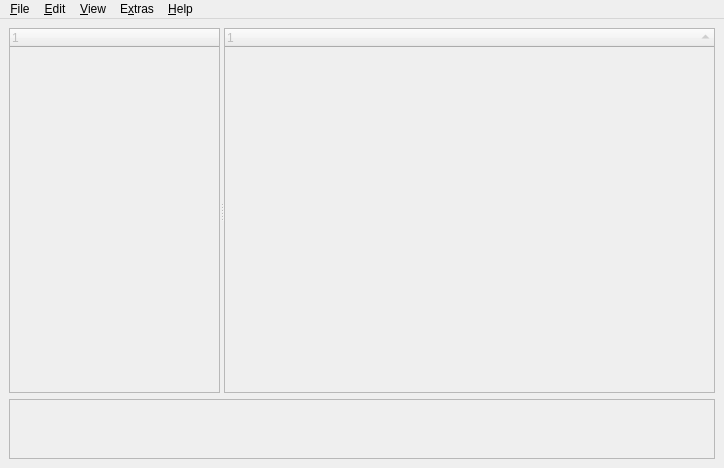
Above: src/forms/MainWindow.ui from iluminat23/keepassxc-debian before the change. Below: the same form after it.
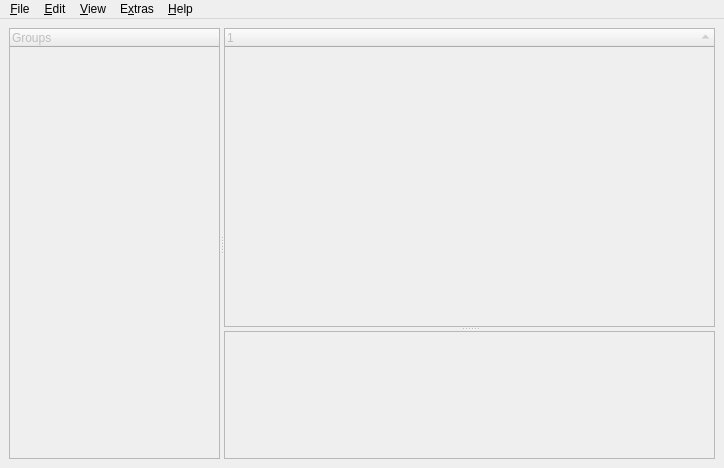
That is the form after the change. Custom widgets are drawn as their Qt base class.

```diff
--- a/src/forms/MainWindow.ui
+++ b/src/forms/MainWindow.ui
@@ -20,22 +20,8 @@
   </property>
   <widget class="QWidget" name="centralWidget" >
    <layout class="QVBoxLayout" >
-    <property name="margin" >
-     <number>9</number>
-    </property>
-    <property name="spacing" >
-     <number>6</number>
-    </property>
     <item>
-     <widget class="QSplitter" name="splitter" >
-      <property name="sizePolicy" >
-       <sizepolicy>
-        <hsizetype>7</hsizetype>
-        <vsizetype>7</vsizetype>
-        <horstretch>0</horstretch>
-        <verstretch>60</verstretch>
-       </sizepolicy>
-      </property>
+     <widget class="QSplitter" name="VSplitter" >
       <property name="orientation" >
        <enum>Qt::Horizontal</enum>
       </property>
@@ -44,9 +30,7 @@
         <bool>false</bool>
        </property>
        <property name="sizePolicy" >
-        <sizepolicy>
-         <hsizetype>7</hsizetype>
-         <vsizetype>7</vsizetype>
+        <sizepolicy vsizetype="Expanding" hsizetype="Expanding" >
          <horstretch>30</horstretch>
          <verstretch>0</verstretch>
         </sizepolicy>
@@ -60,55 +44,68 @@
        <property name="dragEnabled" >
         <bool>false</bool>
        </property>
+       <column>
+        <property name="text" >
+         <string>Groups</string>
+        </property>
+       </column>
       </widget>
-      <widget class="KeepassEntryView" name="EntryView" >
-       <property name="enabled" >
-        <bool>false</bool>
-       </property>
+      <widget class="QSplitter" name="HSplitter" >
        <property name="sizePolicy" >
-        <sizepolicy>
-         <hsizetype>7</hsizetype>
-         <vsizetype>7</vsizetype>
+        <sizepolicy vsizetype="Expanding" hsizetype="Expanding" >
          <horstretch>70</horstretch>
          <verstretch>0</verstretch>
         </sizepolicy>
        </property>
-       <property name="selectionMode" >
-        <enum>QAbstractItemView::ExtendedSelection</enum>
+       <property name="orientation" >
+        <enum>Qt::Vertical</enum>
        </property>
-       <property name="rootIsDecorated" >
-        <bool>false</bool>
-       </property>
-       <property name="sortingEnabled" >
-        <bool>true</bool>
-       </property>
+       <widget class="KeepassEntryView" name="EntryView" >
+        <property name="enabled" >
+         <bool>false</bool>
+        </property>
+        <property name="sizePolicy" >
+         <sizepolicy vsizetype="Expanding" hsizetype="Expanding" >
+          <horstretch>0</horstretch>
+          <verstretch>70</verstretch>
+         </sizepolicy>
+        </property>
+        <property name="selectionMode" >
+         <enum>QAbstractItemView::ExtendedSelection</enum>
+        </property>
+        <property name="rootIsDecorated" >
+         <bool>false</bool>
+        </property>
+        <property name="sortingEnabled" >
+         <bool>true</bool>
+        </property>
+       </widget>
+       <widget class="QTextBrowser" name="DetailView" >
+        <property name="enabled" >
+         <bool>false</bool>
+        </property>
+        <property name="sizePolicy" >
+         <sizepolicy vsizetype="Expanding" hsizetype="Expanding" >
+          <horstretch>0</horstretch>
+          <verstretch>30</verstretch>
+         </sizepolicy>
+        </property>
+        <property name="minimumSize" >
+         <size>
+          <width>0</width>
+          <height>30</height>
+         </size>
+        </property>
+        <property name="readOnly" >
+         <bool>true</bool>
+        </property>
+        <property name="openLinks" >
+         <bool>false</bool>
+        </property>
+       </widget>
       </widget>
      </widget>
     </item>
-    <item>
-     <widget class="QTextEdit" name="DetailView" >
-      <property name="enabled" >
-       <bool>false</bool>
-      </property>
-      <property name="sizePolicy" >
-       <sizepolicy>
-        <hsizetype>7</hsizetype>
-        <vsizetype>4</vsizetype>
-        <horstretch>0</horstretch>
-        <verstretch>10</verstretch>
-       </sizepolicy>
-      </property>
-      <property name="maximumSize" >
-       <size>
-        <width>16777215</width>
-        <height>60</height>
-       </size>
-      </property>
-      <property name="readOnly" >
-       <bool>true</bool>
-      </property>
-     </widget>
-    </item>
    </layout>
   </widget>
   <widget class="QMenuBar" name="menuBar" >
```
Left out of the diff: 260 changed lines with no effect on the pictures.
